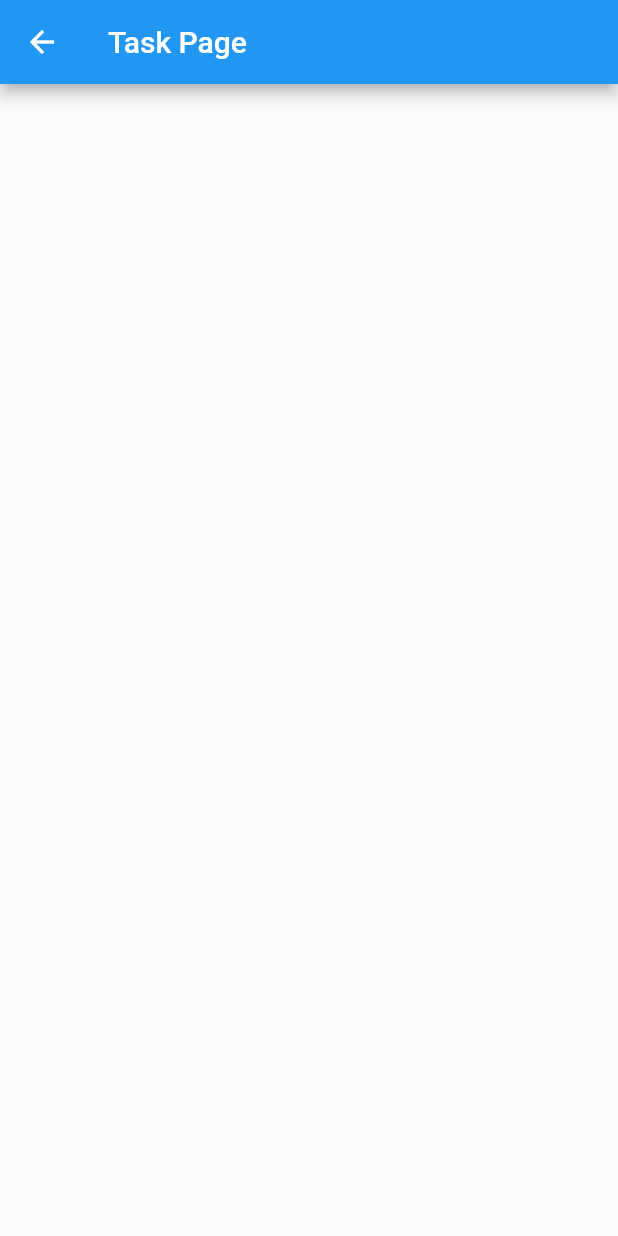
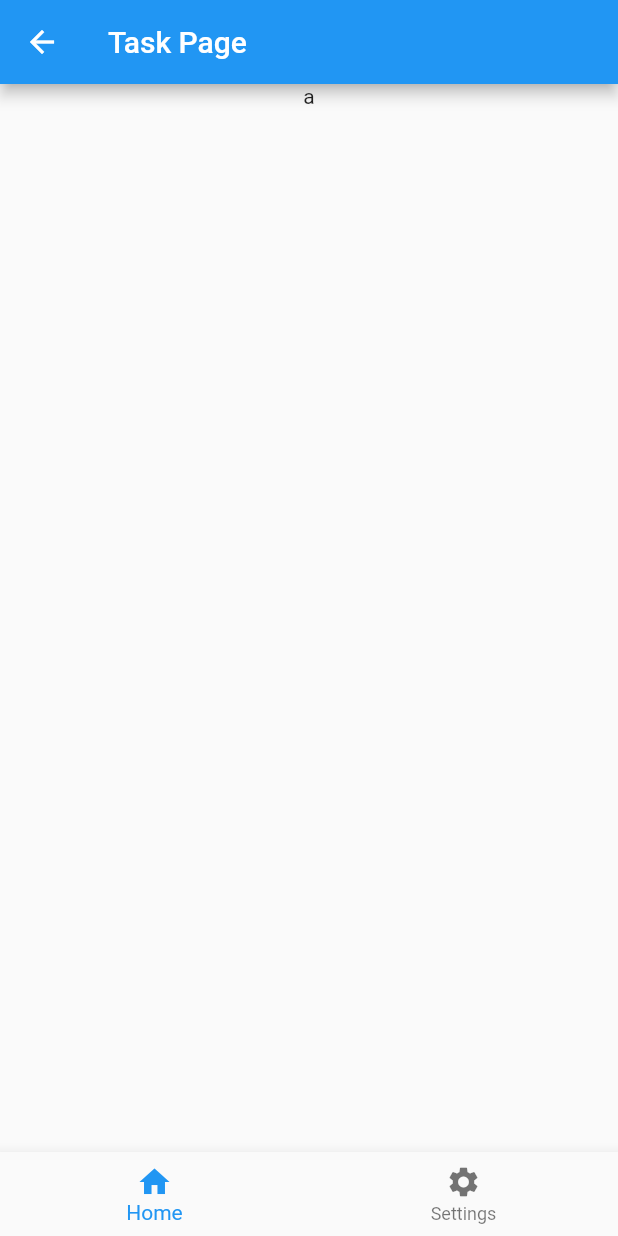
Before and after one commit to izszzz/habitism, a Flutter app: the TaskPage screen opened by its route, on a phone screen of 412 x 824 dp. Run offline on Flutter 3.47's test engine with Material 2 defaults, Android fonts, the phone set to English and light mode, and no system bars.

Commit message:
close #2

```diff
--- a/lib/main.dart
+++ b/lib/main.dart
@@ -1,5 +1,4 @@
 import 'package:flutter/material.dart';
-import 'package:habitism/src/pages/index.dart';
 import 'package:habitism/src/pages/task/index.dart';
 import 'package:habitism/src/pages/task/new.dart';
 import 'package:habitism/src/pages/task/show.dart';
@@ -19,9 +18,8 @@ class MyApp extends StatelessWidget {
         theme: ThemeData(
           primarySwatch: Colors.blue,
         ),
-        initialRoute: "/",
+        initialRoute: "/tasks",
         routes: {
-          "/": (BuildContext context) => const MyHomePage(title: "Home Page"),
           "/task": (BuildContext context) => const TaskPage(),
           "/tasks": (BuildContext context) => const TasksPage(),
           "/tasks/new": (BuildContext context) => const NewTaskPage()
--- /dev/null
+++ b/lib/src/components/bar/bottom_navigation.dart
@@ -0,0 +1,16 @@
+import 'package:flutter/material.dart';
+
+Widget bottomNavigationBar() {
+  return BottomNavigationBar(items: const <BottomNavigationBarItem>[
+    BottomNavigationBarItem(
+      icon: Icon(Icons.home),
+      label: 'Home',
+      backgroundColor: Colors.red,
+    ),
+    BottomNavigationBarItem(
+      icon: Icon(Icons.settings),
+      label: 'Settings',
+      backgroundColor: Colors.red,
+    ),
+  ]);
+}
--- a/lib/src/pages/task/new.dart
+++ b/lib/src/pages/task/new.dart
@@ -1,4 +1,6 @@
 import 'package:flutter/material.dart';
+
+import '../../components/bar/bottom_navigation.dart';
 
 class NewTaskPage extends StatelessWidget {
   const NewTaskPage({super.key});
@@ -6,10 +8,9 @@ class NewTaskPage extends StatelessWidget {
   Widget build(BuildContext context) {
     return Scaffold(
       appBar: AppBar(
-        // Here we take the value from the MyHomePage object that was created by
-        // the App.build method, and use it to set our appbar title.
         title: const Text("New Task Page"),
       ),
+      bottomNavigationBar: bottomNavigationBar(),
     );
   }
 }
--- a/lib/src/pages/task/show.dart
+++ b/lib/src/pages/task/show.dart
@@ -1,4 +1,6 @@
 import 'package:flutter/material.dart';
+
+import '../../components/bar/bottom_navigation.dart';
 
 class TaskPage extends StatelessWidget {
   const TaskPage({super.key});
@@ -6,10 +8,10 @@ class TaskPage extends StatelessWidget {
   Widget build(BuildContext context) {
     return Scaffold(
       appBar: AppBar(
-        // Here we take the value from the MyHomePage object that was created by
-        // the App.build method, and use it to set our appbar title.
         title: const Text("Task Page"),
       ),
+      body: Center(child: Column(children: const <Widget>[Text("a")])),
+      bottomNavigationBar: bottomNavigationBar(),
     );
   }
 }
```
Also changed, not shown: lib/src/pages/index.dart (deleted, +0 -86 lines), lib/src/pages/task/index.dart (+13 -2 lines).
